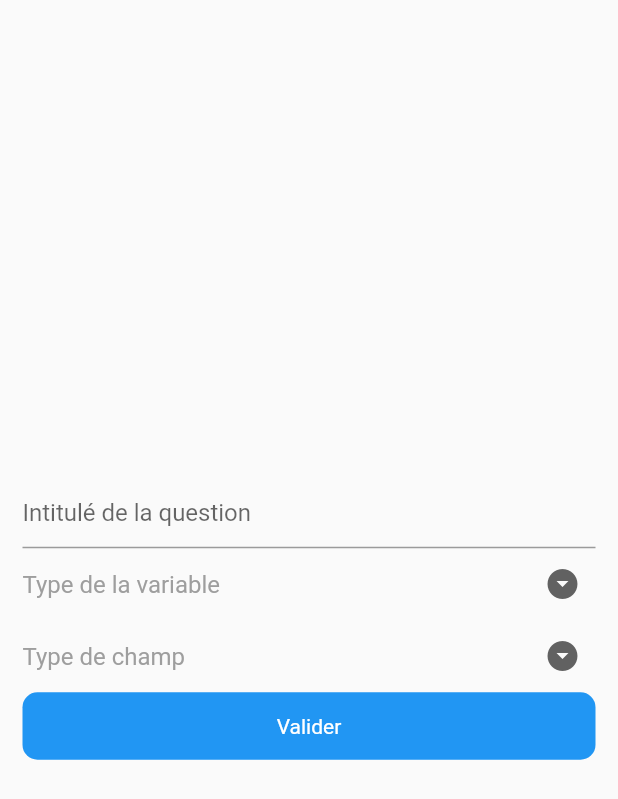
After one commit to wilfried0/form_generator, a Flutter app: the AddForm screen opened directly, on a phone screen of 412 x 824 dp. The commit adds this screen. Shown: the top 799 px of the screen. Run offline on Flutter 3.47's test engine with Material 2 defaults, Android fonts, the phone set to English and light mode, and no system bars.

Commit message:
avant sqlite

```diff
--- /dev/null
+++ b/lib/add_form.dart
@@ -0,0 +1,208 @@
+import 'package:flutter/material.dart';
+import 'package:form_generator/add_options.dart';
+import 'package:form_generator/main.dart';
+import 'package:form_generator/models/models.dart';
+
+
+class AddForm extends StatefulWidget {
+
+  Question question;
+  List<String> options;
+  AddForm({this.question, this.options, this.questionnaires});
+  List<Question> questionnaires;
+
+  @override
+  _AddFormState createState() => _AddFormState();
+}
+
+class _AddFormState extends State<AddForm> {
+  GlobalKey<FormState> _form = new GlobalKey<FormState>();
+  String titre, type_var, type_champ;
+  bool _isOptions = false;
+  List<String> option = [];
+  int i = 0;
+  var _type_vars = ['Nombre', 'Chaine de caractère', 'Date'];
+  var _type_champ = ['Zone de texte', 'Liste déroulante', 'Case à cocher', 'Choix multiple'];
+
+  @override
+  void initState() {
+    // TODO: implement initState
+    super.initState();
+    Affiche();
+  }
+
+  Affiche(){
+    if(widget.questionnaires != null)
+      for(int i=0; i<widget.questionnaires.length; i++)
+        print(widget.questionnaires[i].champ.typeChamp.name);
+  }
+
+
+  @override
+  Widget build(BuildContext context) {
+    return Scaffold(
+      body: Form(
+        key: _form,
+        child: Padding(
+          padding: const EdgeInsets.all(15.0),
+          child: Column(
+            mainAxisAlignment: MainAxisAlignment.center,
+            children: [
+              _isOptions == true?Align(
+                alignment: Alignment.topRight,
+                child: Row(
+                  children: [
+                    Text("Ajouter les options"),
+                    IconButton(
+                        icon: Icon(Icons.add, color: Colors.blue,),
+                        onPressed: (){
+                          Navigator.push(context, MaterialPageRoute(builder: (_) => AddOption(question: widget.question, options: widget.options, questionnaires: widget.questionnaires,)));
+                        }
+                    ),
+                  ],
+                ),
+              ):Container(),
+
+              TextFormField(
+                controller: widget.question == null?null: TextEditingController(text: widget.question.intitule),
+                decoration: InputDecoration(
+                    hintText: 'Intitulé de la question'
+                ),
+                validator: (titre){
+                  if(titre.isEmpty)
+                    return 'Champ obligatoire';
+                  else
+                    this.titre = titre;
+                  return null;
+                },
+              ),
+              DropdownButtonHideUnderline(
+                  child: DropdownButton<String>(
+                    icon: Padding(
+                      padding: EdgeInsets.only(right: 10),
+                      child: new Icon(Icons.arrow_drop_down_circle),
+                    ),
+                    isDense: false,
+                    elevation: 1,
+                    isExpanded: true,
+                    onChanged: (String selected){
+                      setState(() {
+                        type_var = selected;
+                      });
+                    },
+                    value: type_var,
+                    hint: Text('Type de la variable',
+                      style: tStyle(Colors.grey),),
+                    items: _type_vars.map((String name){
+                      return DropdownMenuItem<String>(
+                        value: name,
+                        child: Text(name,
+                          style: tStyle(Colors.black),),
+                      );
+                    }).toList(),
+                  )
+              ),
+              DropdownButtonHideUnderline(
+                  child: DropdownButton<String>(
+                    icon: Padding(
+                      padding: EdgeInsets.only(right: 10),
+                      child: new Icon(Icons.arrow_drop_down_circle),
+                    ),
+                    isDense: false,
+                    elevation: 1,
+                    isExpanded: true,
+                    onChanged: (String selected){
+                      setState(() {
+                        type_champ = selected;
+                        if(type_champ == 'Zone de texte' || type_champ == null){
+                          _isOptions = false;
+                        }else {
+                          _isOptions = true;
+                        }
+                      });
+                    },
+                    value: type_champ,
+                    hint: Text('Type de champ',
+                      style: tStyle(Colors.grey),),
+                    items: _type_champ.map((String name){
+                      return DropdownMenuItem<String>(
+                        value: name,
+                        child: Text(name,
+                          style: tStyle(Colors.black),),
+                      );
+                    }).toList(),
+                  )
+              ),
+              widget.options != null?DropdownButtonHideUnderline(
+                  child: DropdownButton<String>(
+                    icon: Padding(
+                      padding: EdgeInsets.only(right: 10),
+                      child: new Icon(Icons.arrow_drop_down_circle),
+                    ),
+                    isDense: false,
+                    elevation: 1,
+                    isExpanded: true,
+                    onChanged: (String selected){
+                      setState(() {
+                        option[i] = selected;
+                        i++;
+                      });
+                    },
+                    value: option[i],
+                    hint: Text('Options',
+                      style: tStyle(Colors.grey),),
+                    items: widget.options.map((String name){
+                      return DropdownMenuItem<String>(
+                        value: name,
+                        child: Text(name,
+                          style: tStyle(Colors.black),),
+                      );
+                    }).toList(),
+                  )
+              ):Container(),
+
+              InkWell(
+                onTap: (){
+                  if(_form.currentState.validate()){
+                    //this.question.intitule = this.titre;
+                    TypeChamp typeChamp = new TypeChamp(
+                        name: type_champ,
+                        options: widget.options
+                    );
+                    TypeVariable typeVariable = new TypeVariable(
+                        text: type_var
+                    );
+                    widget.question = new Question(
+                        intitule: this.titre,
+                        champ: new Champ(
+                            typeChamp: typeChamp,
+                            typeVariable: typeVariable
+                        )
+                    );
+                    //this.question.champ.typeChamp = typeC
+                    Navigator.pushReplacement(context, MaterialPageRoute(builder: (_)=> MyHomePage(question: widget.question, questionnaires: widget.questionnaires,)));
+                  }
+                },
+                child: Container(
+                  width: MediaQuery.of(context).size.width,
+                  height: 45,
+                  decoration: BoxDecoration(
+                    color: Colors.blue,
+                    borderRadius: BorderRadius.all(Radius.circular(10)),
+                  ),
+                  child: Center(child: Text("Valider", style: tStyle(Colors.white),)),
+                ),
+              )
+            ],
+          ),
+        ),
+      ),
+    );
+  }
+
+  TextStyle tStyle(Color color) {
+    return TextStyle(
+        color: color
+    );
+  }
+}
--- a/lib/models/models.dart
+++ b/lib/models/models.dart
@@ -1,27 +1,29 @@
 class TypeChamp {
   String name;
-  String label;
   List<String> options;
 
-  TypeChamp({this.name, this.label, this.options});
+  TypeChamp({this.name, this.options});
 }
 
 class TypeVariable {
-  bool isText;
-  TypeVariable({this.isText});
+  String text;
+  String boolean;
+  String number;
+  TypeVariable({this.text, this.number, this.boolean});
 }
 
 
 
 class Champ {
-  TypeChamp typeChanmp;
+  TypeChamp typeChamp;
   TypeVariable typeVariable;
-  Champ({this.typeChanmp, this.typeVariable});
+  Champ({this.typeChamp, this.typeVariable});
 }
 
 class Question {
   String intitule;
   Champ champ;
+  Question({this.intitule, this.champ});
 }
 
 class Formulaire {
--- a/pubspec.yaml
+++ b/pubspec.yaml
@@ -21,6 +21,7 @@ environment:
   sdk: ">=2.7.0 <3.0.0"
 
 dependencies:
+  shared_preferences:
   flutter:
     sdk: flutter
 
```
Also changed, not shown: lib/add_options.dart (added, +92 -0 lines), lib/dialog_box.dart (deleted, +0 -31 lines), lib/main.dart (+136 -17 lines), pubspec.lock.
